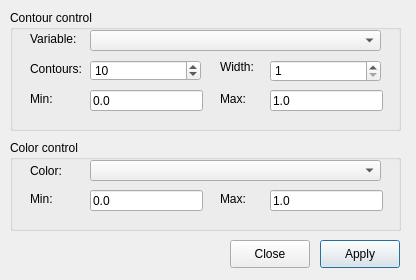
First picture: the form in ElmerGUI/vtkpost/isocontour.ui, repository tehnick/elmerfem, before the edit.
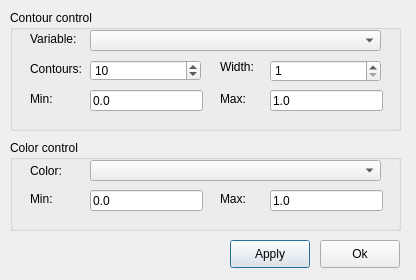
Second picture: the form after the edit. Icons and pictures are not drawn.

```diff
--- a/ElmerGUI/vtkpost/isocontour.ui
+++ b/ElmerGUI/vtkpost/isocontour.ui
@@ -12,10 +12,10 @@
   <property name="windowTitle" >
    <string>Iso contours</string>
   </property>
-  <widget class="QPushButton" name="okButton" >
+  <widget class="QPushButton" name="applyButton" >
    <property name="geometry" >
     <rect>
-     <x>320</x>
+     <x>230</x>
      <y>240</y>
      <width>80</width>
      <height>28</height>
@@ -31,17 +31,17 @@
     <bool>true</bool>
    </property>
   </widget>
-  <widget class="QPushButton" name="cancelButton" >
+  <widget class="QPushButton" name="okButton" >
    <property name="geometry" >
     <rect>
-     <x>230</x>
+     <x>320</x>
      <y>240</y>
      <width>80</width>
      <height>28</height>
     </rect>
    </property>
    <property name="text" >
-    <string>Close</string>
+    <string>Ok</string>
    </property>
    <property name="icon" >
     <iconset resource="../ElmerGUI.qrc" >:/icons/dialog-close.png</iconset>
```
Left out of the diff: 4 changed lines with no effect on the pictures.
